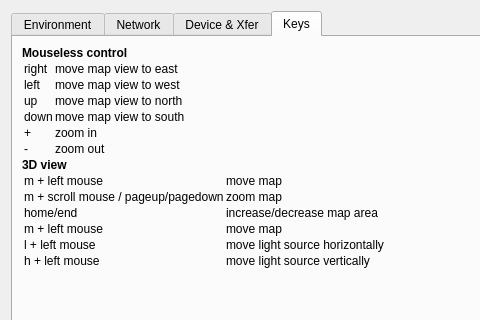
Above: src/IDlgConfig.ui from ntruchsess/QLandkarteGT before the change; both pictures show x 0 to 480 and y 0 to 320 of the 563 by 524 pixel window. Below: the same form after it.
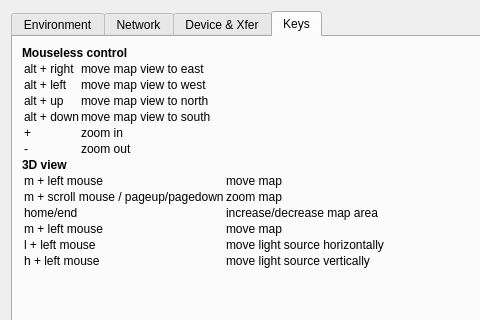
That is the form after the change.

Commit message: fix bad doc of key bindings

Patch:
```diff
--- a/src/IDlgConfig.ui
+++ b/src/IDlgConfig.ui
@@ -405,26 +405,26 @@
       </attribute>
       <layout class="QVBoxLayout" name="verticalLayout" >
        <item>
-        <widget class="QLabel" name="label_2" >
-         <property name="text" >
-          <string>&lt;b>Mouseless control&lt;/b>
-&lt;table>
-&lt;tr>&lt;td>right&lt;/td>&lt;td>move map view to east&lt;/td>&lt;/tr>
-&lt;tr>&lt;td>left&lt;/td>&lt;td>move map view to west&lt;/td>&lt;/tr>
-&lt;tr>&lt;td>up&lt;/td>&lt;td>move map view to north&lt;/td>&lt;/tr>
-&lt;tr>&lt;td>down&lt;/td>&lt;td>move map view to south&lt;/td>&lt;/tr>
-&lt;tr>&lt;td>+&lt;/td>&lt;td>zoom in&lt;/td>&lt;/tr>
-&lt;tr>&lt;td>-&lt;/td>&lt;td>zoom out&lt;/td>&lt;/tr>
-&lt;/table>
-&lt;b>3D view&lt;/b>
-&lt;table>
-&lt;tr>&lt;td>m + left mouse&lt;/td>&lt;td>move map&lt;/td>&lt;/tr>
-&lt;tr>&lt;td>m + scroll mouse / pageup/pagedown&lt;/td>&lt;td>zoom map&lt;/td>&lt;/tr>
-&lt;tr>&lt;td>home/end&lt;/td>&lt;td>increase/decrease map area&lt;/td>&lt;/tr>
-&lt;tr>&lt;td>m + left mouse&lt;/td>&lt;td>move map&lt;/td>&lt;/tr>
-&lt;tr>&lt;td>l + left mouse&lt;/td>&lt;td>move light source horizontally&lt;/td>&lt;/tr>
-&lt;tr>&lt;td>h + left mouse&lt;/td>&lt;td>move light source vertically&lt;/td>&lt;/tr>
-&lt;/table></string>
+        <widget class="QLabel" name="label_2">
+         <property name="text">
+          <string>&lt;b&gt;Mouseless control&lt;/b&gt;
+&lt;table&gt;
+&lt;tr&gt;&lt;td&gt;alt + right&lt;/td&gt;&lt;td&gt;move map view to east&lt;/td&gt;&lt;/tr&gt;
+&lt;tr&gt;&lt;td&gt;alt + left&lt;/td&gt;&lt;td&gt;move map view to west&lt;/td&gt;&lt;/tr&gt;
+&lt;tr&gt;&lt;td&gt;alt + up&lt;/td&gt;&lt;td&gt;move map view to north&lt;/td&gt;&lt;/tr&gt;
+&lt;tr&gt;&lt;td&gt;alt + down&lt;/td&gt;&lt;td&gt;move map view to south&lt;/td&gt;&lt;/tr&gt;
+&lt;tr&gt;&lt;td&gt;+&lt;/td&gt;&lt;td&gt;zoom in&lt;/td&gt;&lt;/tr&gt;
+&lt;tr&gt;&lt;td&gt;-&lt;/td&gt;&lt;td&gt;zoom out&lt;/td&gt;&lt;/tr&gt;
+&lt;/table&gt;
+&lt;b&gt;3D view&lt;/b&gt;
+&lt;table&gt;
+&lt;tr&gt;&lt;td&gt;m + left mouse&lt;/td&gt;&lt;td&gt;move map&lt;/td&gt;&lt;/tr&gt;
+&lt;tr&gt;&lt;td&gt;m + scroll mouse / pageup/pagedown&lt;/td&gt;&lt;td&gt;zoom map&lt;/td&gt;&lt;/tr&gt;
+&lt;tr&gt;&lt;td&gt;home/end&lt;/td&gt;&lt;td&gt;increase/decrease map area&lt;/td&gt;&lt;/tr&gt;
+&lt;tr&gt;&lt;td&gt;m + left mouse&lt;/td&gt;&lt;td&gt;move map&lt;/td&gt;&lt;/tr&gt;
+&lt;tr&gt;&lt;td&gt;l + left mouse&lt;/td&gt;&lt;td&gt;move light source horizontally&lt;/td&gt;&lt;/tr&gt;
+&lt;tr&gt;&lt;td&gt;h + left mouse&lt;/td&gt;&lt;td&gt;move light source vertically&lt;/td&gt;&lt;/tr&gt;
+&lt;/table&gt;</string>
          </property>
          <property name="alignment" >
           <set>Qt::AlignJustify|Qt::AlignTop</set>
```
Left out of the diff: 279 changed lines with no effect on the pictures.
